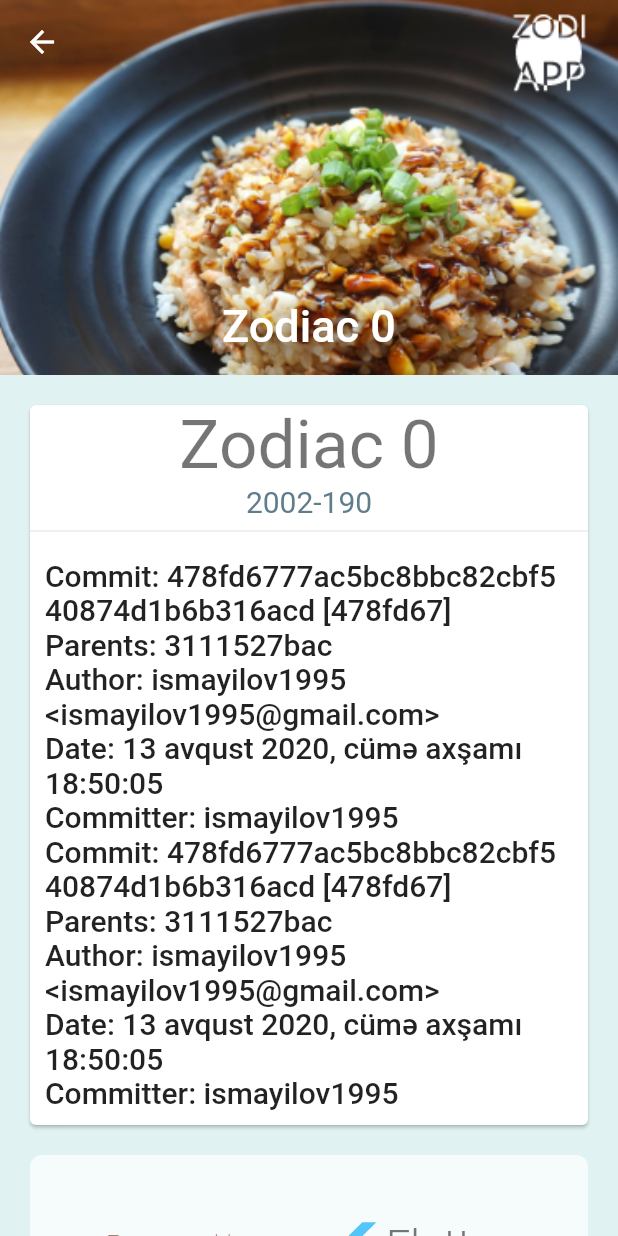
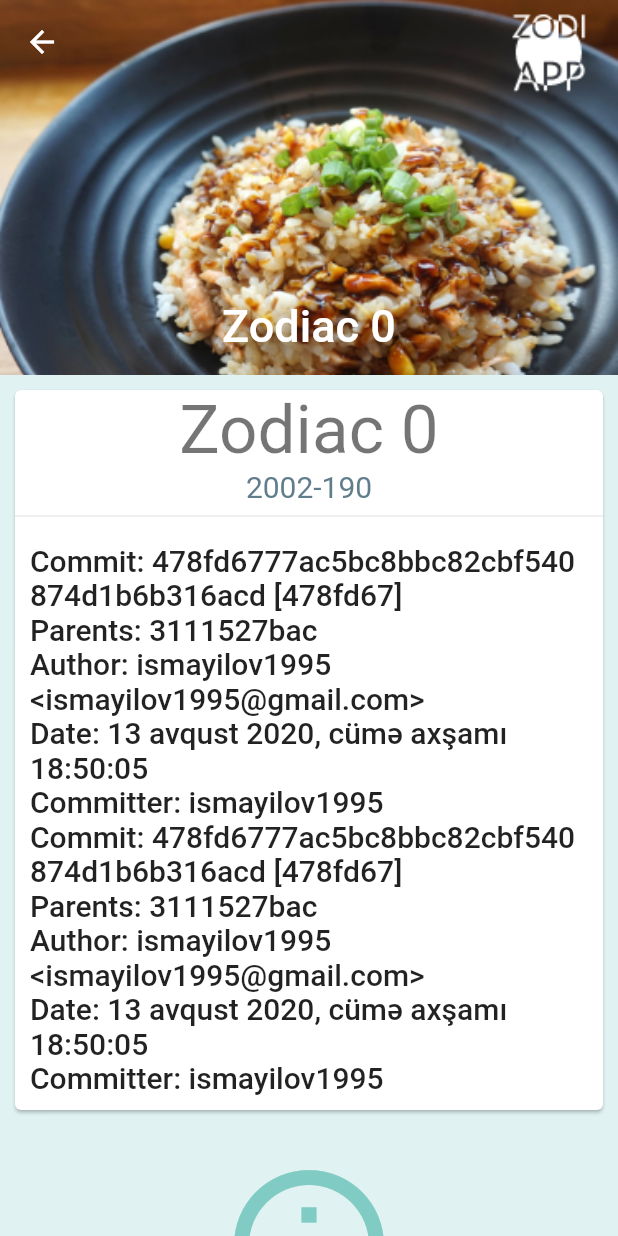
Before and after one commit to ismayilov1995/zodiac_flutter, a Flutter app: the screen it shows after launch, after a tap on an icon or button, on a phone screen of 412 x 824 dp. Run offline on Flutter 3.47's test engine with Material 2 defaults, Android fonts, the phone set to English and light mode, and no system bars.

Commit message:
Improved ui 2

```diff
--- a/lib/navigation.dart
+++ b/lib/navigation.dart
@@ -19,7 +19,8 @@ class AppNavigation extends StatelessWidget {
         List<String> paths = settings.name.split("/");
         if (paths[1] == "detail") {
           return MaterialPageRoute(
-              builder: (context) => Detail(int.parse(paths[2])));
+            builder: (context) => Detail(int.parse(paths[2])),
+          );
         }
         return null;
       },
--- a/lib/views/detail.dart
+++ b/lib/views/detail.dart
@@ -45,7 +45,7 @@ class Detail extends StatelessWidget {
   List<Widget> content(BuildContext context) {
     return [
       Card(
-        margin: EdgeInsets.all(20),
+        margin: EdgeInsets.all(10),
         child: Column(
           children: [
             Text(
@@ -69,8 +69,16 @@ class Detail extends StatelessWidget {
           ],
         ),
       ),
+      Padding(
+        padding: const EdgeInsets.symmetric(vertical: 20),
+        child: Icon(
+          Icons.info_outline,
+          size: 120,
+          color: Colors.teal[200],
+        ),
+      ),
       Container(
-        margin: EdgeInsets.fromLTRB(20, 0, 20, 20),
+        margin: EdgeInsets.fromLTRB(10, 0, 10, 10),
         decoration: BoxDecoration(
           color: Colors.white70,
           borderRadius: BorderRadius.circular(8),
```
Also changed, not shown: lib/main.dart (+0 -7 lines).
